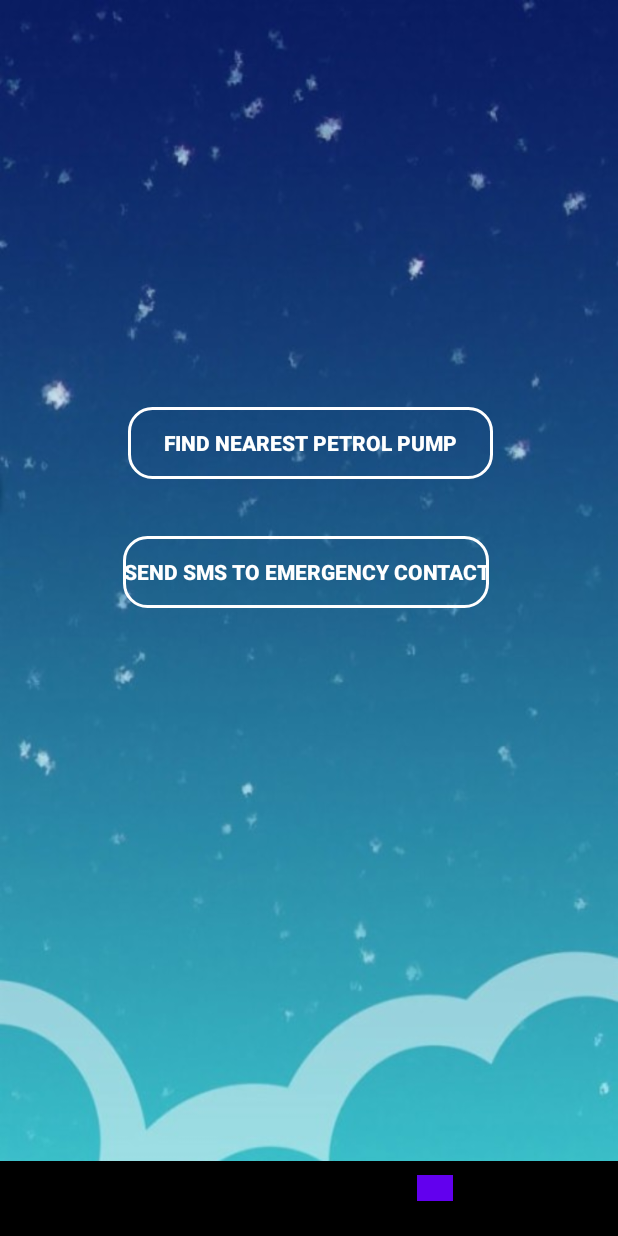
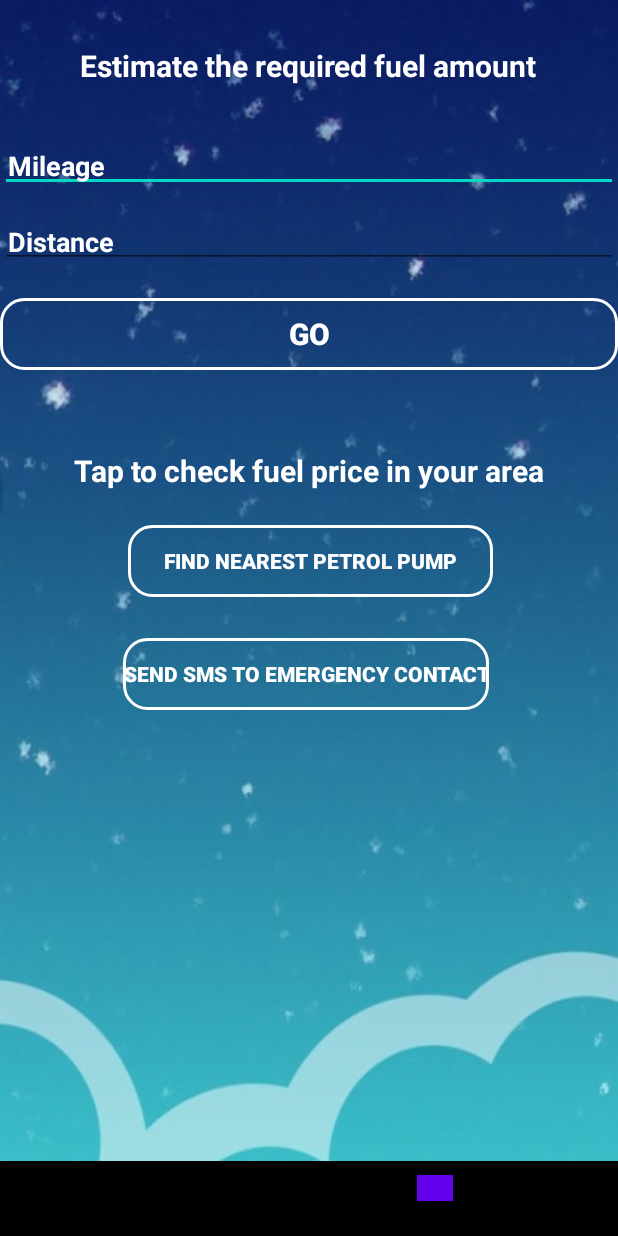
Before and after one commit to Hard-Coder05/SIH2020-SehYatri, an Android app: the AnalyticsActivity screen opened directly, with no data from a screen before it, on a phone screen of 412 x 824 dp. Run offline under Robolectric (Android 15) with nearby library versions, the phone set to English and light mode, and no system bars; libraries missing offline, so code that uses them is left out: com.example.mapmodule.

Commit message:
added android files

```diff
--- a/Android_main_app/app/build.gradle
+++ b/Android_main_app/app/build.gradle
@@ -10,7 +10,7 @@ android {
         targetSdkVersion 28
         versionCode 1
         versionName "1.0"
-
+        multiDexEnabled true
         testInstrumentationRunner "androidx.test.runner.AndroidJUnitRunner"
     }
 
@@ -34,6 +34,7 @@ dependencies {
     implementation 'androidx.constraintlayout:constraintlayout:1.1.3'
     implementation 'com.google.android.material:material:1.0.0'
     implementation 'io.paperdb:paperdb:2.5'
+    implementation "com.github.SUPERCILEX.poi-android:poi:3.17"
     implementation 'com.google.android.gms:play-services-location:17.0.0'
     implementation 'com.google.android.gms:play-services-maps:17.0.0'
     implementation 'com.google.maps.android:android-maps-utils:0.5'
@@ -46,4 +47,5 @@ dependencies {
     testImplementation 'junit:junit:4.12'
     androidTestImplementation 'androidx.test.ext:junit:1.1.1'
     androidTestImplementation 'androidx.test.espresso:espresso-core:3.2.0'
+    implementation project(path: ':mapModule')
 }
--- a/Android_main_app/app/src/main/java/com/example/sih/AnalyticsActivity.java
+++ b/Android_main_app/app/src/main/java/com/example/sih/AnalyticsActivity.java
@@ -8,14 +8,20 @@ import android.os.Bundle;
 import android.view.Menu;
 import android.view.MenuItem;
 import android.view.View;
+import android.webkit.WebView;
 import android.widget.Button;
+import android.widget.EditText;
+import android.widget.TextView;
 
+import com.example.mapmodule.MapsActivity;
 import com.google.android.material.bottomnavigation.BottomNavigationView;
 
 public class AnalyticsActivity extends AppCompatActivity {
 
     public int ActivityNum = 1;
-    Button sendSms,findPetrolPump;
+    Button sendSms,findPetrolPump,go;
+    TextView checkPrice,txtPlan;
+    EditText distance,mileage;
 
     @Override
     protected void onCreate(Bundle savedInstanceState) {
@@ -23,6 +29,14 @@ public class AnalyticsActivity extends AppCompatActivity {
         setContentView(R.layout.activity_analytics);
         setUpBottomNavigationView();
         sendSms = findViewById(R.id.sendSms);
+        checkPrice = findViewById(R.id.checkPrice);
+        txtPlan = findViewById(R.id.txtPlan);
+        checkPrice.setOnClickListener(new View.OnClickListener() {
+            @Override
+            public void onClick(View v) {
+                 startActivity(new Intent(AnalyticsActivity.this,FuelActivity.class));
+            }
+        });
         findPetrolPump = findViewById(R.id.findPetrolPump);
         findPetrolPump.setOnClickListener(new View.OnClickListener() {
             @Override
@@ -31,6 +45,24 @@ public class AnalyticsActivity extends AppCompatActivity {
                 Intent mapIntent = new Intent(Intent.ACTION_VIEW, gmmIntentUri);
                 mapIntent.setPackage("com.google.android.apps.maps");
                 startActivity(mapIntent);
+            }
+        });
+        sendSms.setOnClickListener(new View.OnClickListener() {
+            @Override
+            public void onClick(View v) {
+                startActivity(new Intent(AnalyticsActivity.this, MapsActivity.class));
+            }
+        });
+        distance = findViewById(R.id.distance);
+        mileage = findViewById(R.id.mileage);
+        go=findViewById(R.id.go);
+        go.setOnClickListener(new View.OnClickListener() {
+            @Override
+            public void onClick(View v) {
+                double dist = Double.parseDouble(distance.getText().toString());
+                double mile = Double.parseDouble(mileage.getText().toString());
+                double ans = mile/dist;
+                go.setText(String.format("%.3f",ans));
             }
         });
     }
--- a/Android_main_app/app/src/main/res/layout/activity_analytics.xml
+++ b/Android_main_app/app/src/main/res/layout/activity_analytics.xml
@@ -16,6 +16,65 @@
             android:layout_height="wrap_content"
             android:id="@+id/relLayout1">
 
+            <TextView
+                android:layout_width="wrap_content"
+                android:layout_height="wrap_content"
+                android:text="Estimate the required fuel amount"
+                android:textSize="20sp"
+                android:layout_marginTop="30dp"
+                android:layout_centerHorizontal="true"
+                android:textColor="#ffffff"
+                android:textStyle="bold"
+                android:id="@+id/txtPlan"/>
+
+            <EditText
+                android:layout_width="match_parent"
+                android:layout_height="wrap_content"
+                android:id="@+id/mileage"
+                android:hint="Mileage"
+                android:layout_below="@id/txtPlan"
+                android:padding="5dp"
+                android:layout_marginTop="35dp"
+                android:textStyle="bold"
+                android:textColorHint="#ffffff"
+                android:textColor="#ffffff" />
+
+            <EditText
+                android:layout_width="match_parent"
+                android:layout_height="wrap_content"
+                android:id="@+id/distance"
+                android:hint="Distance"
+                android:layout_below="@id/mileage"
+                android:padding="5dp"
+                android:layout_marginTop="15dp"
+                android:textStyle="bold"
+                android:textColorHint="#ffffff"
+                android:textColor="#ffffff" />
+
+            <Button
+                android:layout_width="match_parent"
+                android:layout_height="wrap_content"
+                android:layout_below="@id/distance"
+                android:layout_marginTop="20dp"
+                android:id="@+id/go"
+                android:text="GO"
+                android:background="@drawable/bg_button_white"
+                android:layout_centerHorizontal="true"
+                android:textColor="#ffffff"
+                android:textStyle="bold"
+                android:textSize="20sp"/>
+
+            <TextView
+                android:layout_width="wrap_content"
+                android:layout_height="wrap_content"
+                android:text="Tap to check fuel price in your area"
+                android:textSize="20sp"
+                android:layout_marginTop="300dp"
+                android:layout_centerHorizontal="true"
+                android:textColor="#ffffff"
+                android:textStyle="bold"
+                android:id="@+id/checkPrice"/>
+
             <Button
                 android:id="@+id/sendSms"
                 android:layout_width="wrap_content"
@@ -24,7 +83,7 @@
                 android:layout_alignParentTop="true"
                 android:layout_alignParentEnd="true"
                 android:layout_marginStart="82dp"
-                android:layout_marginTop="357dp"
+                android:layout_marginTop="425dp"
                 android:layout_marginEnd="86dp"
                 android:background="@drawable/bg_button_white"
                 android:text="@string/sendSms"
@@ -40,7 +99,7 @@
                 android:layout_alignParentTop="true"
                 android:layout_alignParentEnd="true"
                 android:layout_marginStart="85dp"
-                android:layout_marginTop="271dp"
+                android:layout_marginTop="350dp"
                 android:layout_marginEnd="83dp"
                 android:background="@drawable/bg_button_white"
                 android:text="Find nearest Petrol Pump"
--- /dev/null
+++ b/Android_main_app/app/src/main/res/layout/activity_fuel.xml
@@ -0,0 +1,6 @@
+<?xml version="1.0" encoding="utf-8"?>
+<WebView  xmlns:android="http://schemas.android.com/apk/res/android"
+    android:id="@+id/webview"
+    android:layout_width="fill_parent"
+    android:layout_height="fill_parent"
+    />
--- a/Android_main_app/build.gradle
+++ b/Android_main_app/build.gradle
@@ -20,6 +20,7 @@ allprojects {
     repositories {
         google()
         jcenter()
+        maven { url 'https://jitpack.io' }
 
     }
 }
--- /dev/null
+++ b/Android_main_app/mapModule/build.gradle
@@ -0,0 +1,2 @@
+configurations.maybeCreate("default")
+artifacts.add("default", file('mapModule.aar'))
--- a/Android_main_app/settings.gradle
+++ b/Android_main_app/settings.gradle
@@ -1,2 +1,2 @@
 rootProject.name='SIH'
-include ':app'
+include ':app', ':mapModule'
```
Also changed, not shown: Android_main_app/app/src/main/AndroidManifest.xml (+9 -2 lines), Android_main_app/app/src/main/java/com/example/sih/AuthResponse.java (+15 -0 lines), Android_main_app/app/src/main/java/com/example/sih/FuelActivity.java (added, +33 -0 lines), Android_main_app/app/src/main/java/com/example/sih/HomeActivity.java (+22 -5 lines), Android_main_app/app/src/main/java/com/example/sih/LoginActivity.java (+6 -3 lines), Android_main_app/app/src/main/java/com/example/sih/RegisterDetails.java (+17 -1 lines), Android_main_app/app/src/main/res/layout/popup_user_reg.xml (+28 -10 lines), 73 other files.
